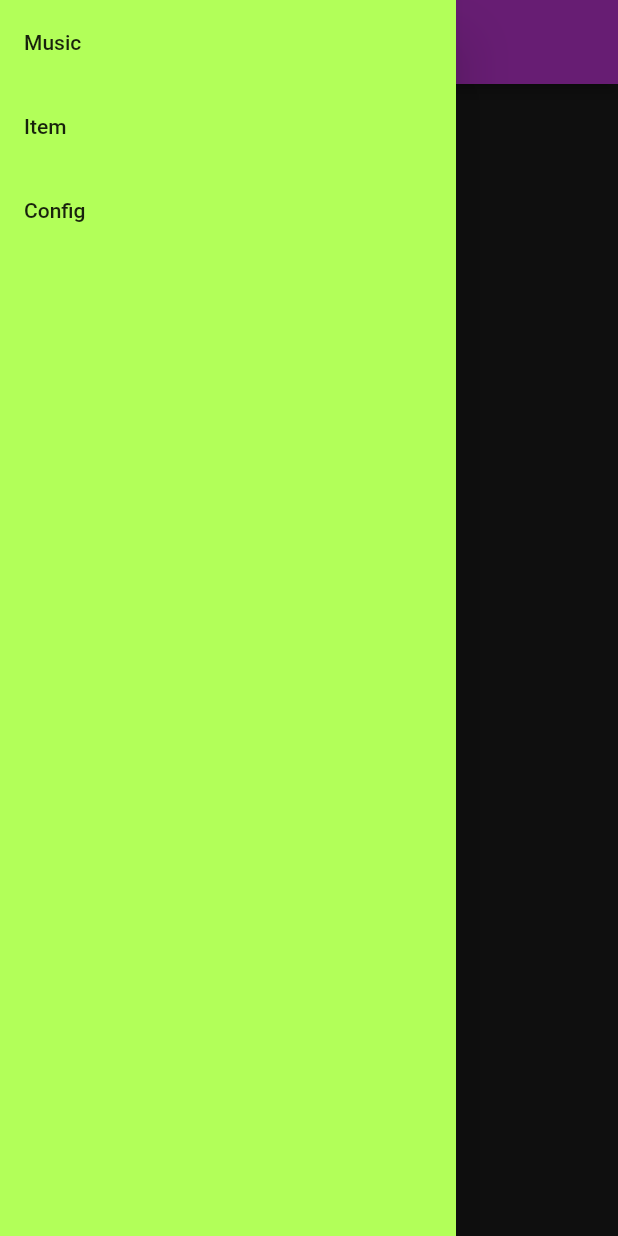
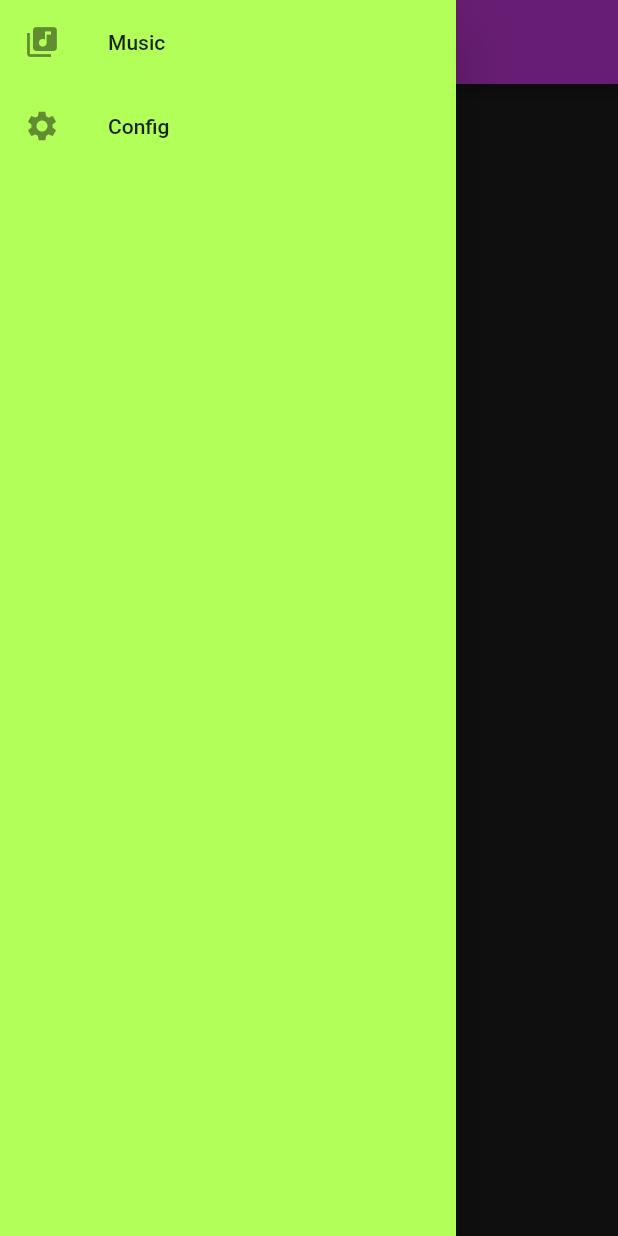
Before and after one commit to init-ikuya/wave_addiction, a Flutter app: the screen it shows after launch, with the side drawer open, on a phone screen of 412 x 824 dp. Run offline on Flutter 3.47's test engine with Material 2 defaults, Android fonts, the phone set to English and light mode, and no system bars; our stand-ins replace just_audio; statements that could not run were skipped.

Commit message:
searchImage() searchs the biggest image.
other features:
- adding config.dart page. but there is nothing about make connection with config.json or anything else like that.
- list of drawer has music and config now

[fix]
- Init function was changed to initState because it's technically same.

```diff
--- a/lib/main.dart
+++ b/lib/main.dart
@@ -1,9 +1,9 @@
 import "dart:io";
 import 'package:flutter/material.dart';
 
+import 'package:wave_addiction/config.dart';
 import 'package:wave_addiction/detail_page.dart';
 import 'package:wave_addiction/general/general.dart';
-
 
 void main() {
   runApp(const MyApp());
@@ -37,7 +37,8 @@ class _MyHomePageState extends State<MyHomePage> {
   String where = "/storage/emulated/0/Music";
   List<FileSystemEntity> dirs = [];
 
-  void init() {
+  @override
+  void initState() {
     dirs = Directory("/storage/emulated/0/Music").listSync();
     dirs.removeWhere((element) => element.path.contains(".thumbnails"));
     dirs.sort((a,b) => a.path.compareTo(b.path));
@@ -45,7 +46,6 @@ class _MyHomePageState extends State<MyHomePage> {
 
   @override
   Widget build(BuildContext context) {
-    init();
     return Scaffold(
       appBar: AppBar(
         title: Text(widget.title),
@@ -55,10 +55,21 @@ class _MyHomePageState extends State<MyHomePage> {
       drawer: Drawer(
         backgroundColor: Colors.lightGreenAccent,
         child: ListView(
-          children: const <Widget>[
-            ListTile(title: Text("Music")),
-            ListTile(title: Text("Item")),
-            ListTile(title: Text("Config")),
+          children: <Widget>[
+            ListTile(
+              leading: const Icon(Icons.library_music),
+              title: const Text("Music"),
+              onTap: () {},
+            ),
+            ListTile(
+              leading: const Icon(Icons.settings),
+              title: const Text("Config"),
+              onTap: () {
+                Navigator.push(context, MaterialPageRoute(
+                  builder: (context) => const ConfigPage()
+                ));
+              },
+            ),
           ]
         ),
       ),
@@ -98,7 +109,7 @@ class _MyHomePageState extends State<MyHomePage> {
       child = Center(child: Text(path));
     }
     return GestureDetector(
-      onTap:() {
+      onTap: () {
         Navigator.push(context, MaterialPageRoute(
           builder: (context) => DetailPage(path: path)
         ));
--- a/pubspec.yaml
+++ b/pubspec.yaml
@@ -40,6 +40,8 @@ dependencies:
   file_manager: ^1.0.0
   flutter_launcher_icons: ^0.10.0
   just_audio: ^0.9.29
+  flutter_media_metadata: ^1.0.0+1
+  image: ^3.2.0
 
 dev_dependencies:
   flutter_test:
```
Also changed, not shown: lib/config.dart (added, +70 -0 lines), lib/general/general.dart (+7 -1 lines), pubspec.lock. Lines whose indentation alone changed are shown as unchanged.
